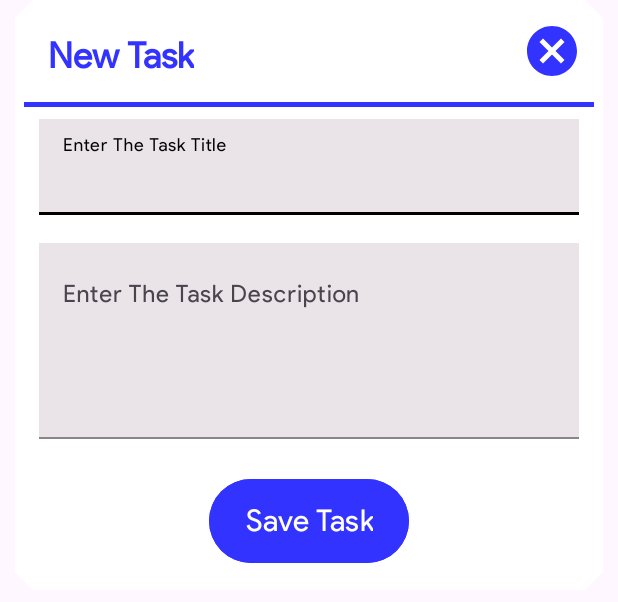
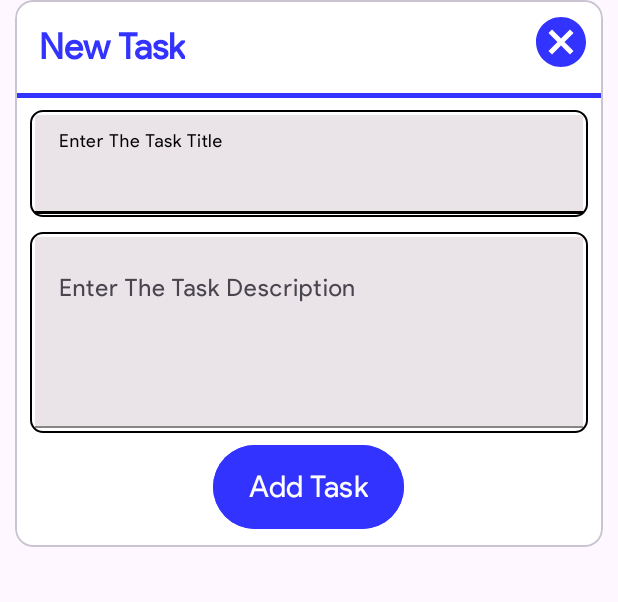
Before and after one commit to Tommy14/Task_Management, an Android app: the layout add_task.xml on its own in the app's theme, with its tools: preview values and no code run, on a phone screen of 412 x 824 dp. Shown: the top 602 px of the screen. Run offline under Robolectric (Android 15) with nearby library versions, the phone set to English and light mode, and no system bars.

Commit message:
Working App

```diff
--- a/app/src/main/res/layout/add_task.xml
+++ b/app/src/main/res/layout/add_task.xml
@@ -1,7 +1,7 @@
 <?xml version="1.0" encoding="utf-8"?>
 <com.google.android.material.card.MaterialCardView xmlns:android="http://schemas.android.com/apk/res/android"
     xmlns:app="http://schemas.android.com/apk/res-auto"
-    style="@style/CardViewStyle"
+
     android:layout_width="match_parent"
     android:layout_height="wrap_content"
     android:layout_marginHorizontal="10dp"
@@ -47,16 +47,19 @@
             android:orientation="vertical">
 
             <com.google.android.material.textfield.TextInputLayout
+                android:id="@+id/edTaskTitleL"
                 style="@style/Widget.App.TextInputLayout"
-                android:id="@+id/edTaskTitleL"
                 android:layout_width="match_parent"
-                android:layout_height="wrap_content"
+                android:layout_height="71dp"
+                android:layout_marginBottom="10dp"
+                android:background="@drawable/outline"
                 android:hint="Enter The Task Title">
 
                 <com.google.android.material.textfield.TextInputEditText
                     android:id="@+id/edTaskTitle"
                     android:layout_width="match_parent"
-                    android:layout_height="?actionBarSize"
+                    android:layout_height="66dp"
+                    android:layout_margin="3dp"
                     android:background="#EAE4E8"
                     android:inputType="text" />
 
@@ -64,16 +67,18 @@
 
 
             <com.google.android.material.textfield.TextInputLayout
+                android:id="@+id/edTaskDescL"
                 style="@style/Widget.App.TextInputLayout"
-                android:id="@+id/edTaskDescL"
                 android:layout_width="match_parent"
-                android:layout_height="wrap_content"
+                android:layout_height="134dp"
+                android:background="@drawable/outline"
                 android:hint="Enter The Task Description">
 
                 <com.google.android.material.textfield.TextInputEditText
                     android:id="@+id/edTaskDesc"
                     android:layout_width="match_parent"
                     android:layout_height="wrap_content"
+                    android:layout_margin="3dp"
                     android:background="#EAE4E8"
                     android:gravity="top|start"
                     android:inputType="textMultiLine"
@@ -81,6 +86,8 @@
                     android:maxLines="5" />
 
             </com.google.android.material.textfield.TextInputLayout>
+
+
 
             <Button
                 android:id="@+id/saveTaskBtn"
--- a/app/src/main/res/layout/update_task.xml
+++ b/app/src/main/res/layout/update_task.xml
@@ -15,9 +15,10 @@
             android:layout_width="wrap_content"
             android:layout_height="wrap_content"
             android:layout_margin="16dp"
-            android:text="Update Task"
+            android:text="@string/update_task"
             android:textSize="24sp"
-            android:textStyle="bold" />
+            android:textStyle="bold"
+            android:textColor="@color/blue"/>
 
         <ImageView
             android:id="@+id/closeImg"
--- a/app/src/main/res/values/strings.xml
+++ b/app/src/main/res/values/strings.xml
@@ -15,9 +15,10 @@
     <string name="enter_the_task_description">Enter The Task Description</string>
     <string name="enter_the_task_title">Enter The Task Title</string>
     <string name="new_task">New Task</string>
-    <string name="save_task">Save Task</string>
+    <string name="save_task">Add Task</string>
     <string name="quote">\"Finding harmony, one task at a time.\"</string>
     <string name="onboard_quote1">Dive into a world where work and wellness walk hand in hand.
         </string>
     <string name="onboard_topic1">Find Your Harmony</string>
+    <string name="update_task">Update Task</string>
 </resources>
```
